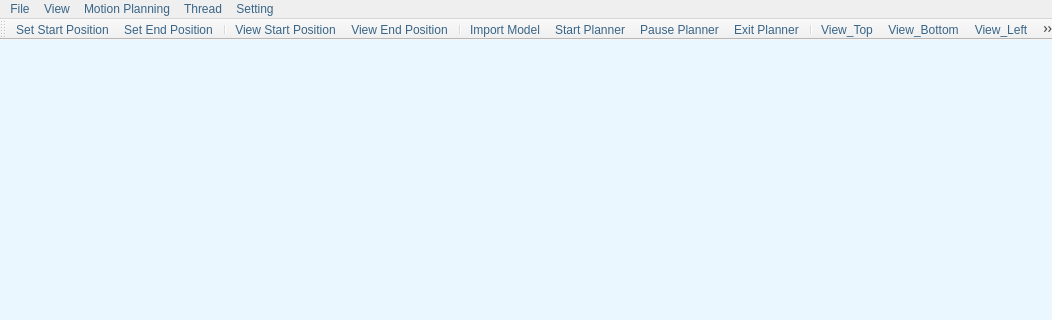
Qt form mainwindow.ui (Das-Lieber/Simulator) before a commit; both pictures show x 0 to 1052 and y 0 to 320 of the 1052 by 723 pixel window.
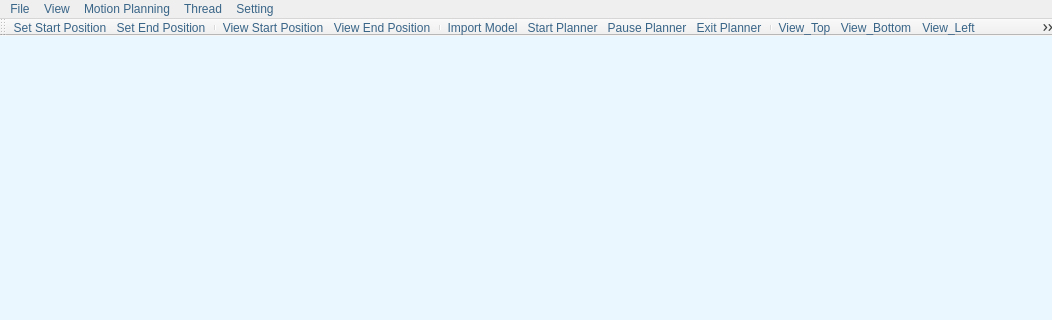
The same form after that commit. Icons and pictures are not drawn.

Commit message: bug fix and color correct

Patch:
```diff
--- a/mainwindow.ui
+++ b/mainwindow.ui
@@ -17,18 +17,15 @@
    <string notr="true">CustomDockWidgetBar
 {
 	background: rgb(43,87,154);
-	color: rgb(255,255,255);
 }
 CustomDockWidgetBar QLabel
 {
 	font: bold;
 	background: rgb(43,87,154);
-	color: rgb(255,255,255);
 }
 
 QMainWindow,
-QDialog,
-QDockWidget  {
+QDialog{
     background-color: #EAF7FF; /* main background color */
 }
 
@@ -421,6 +418,18 @@
 QToolBar::handle:vertical {
     width: 100%;
     alignment: center left;
+}
+
+QToolBar QToolButton{
+	background:transparent;
+	border:0px solid gray;
+	margin:0;
+}
+
+QToolBar QToolButton:hover,QToolButton:checked{
+	border:1px solid rgba(100,100,100,100);
+	border-radius:2px;
+	background:rgb(180,180,180);
 }</string>
   </property>
   <widget class="QWidget" name="centralwidget"/>
```
The commit also changes 4 other files.
